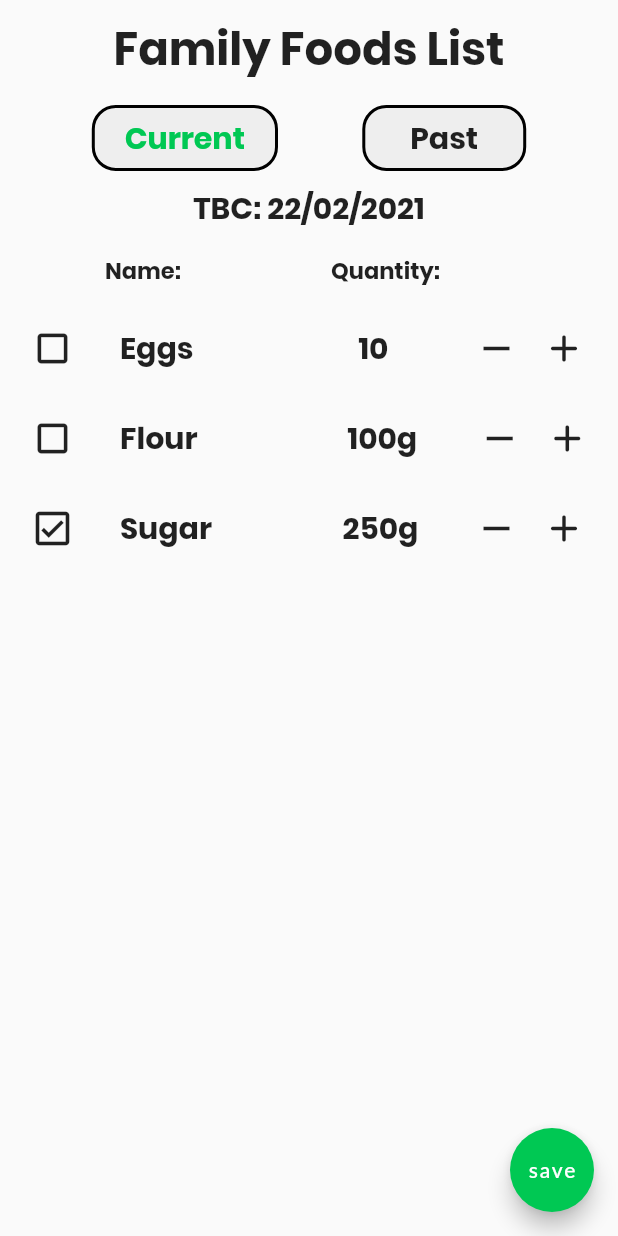
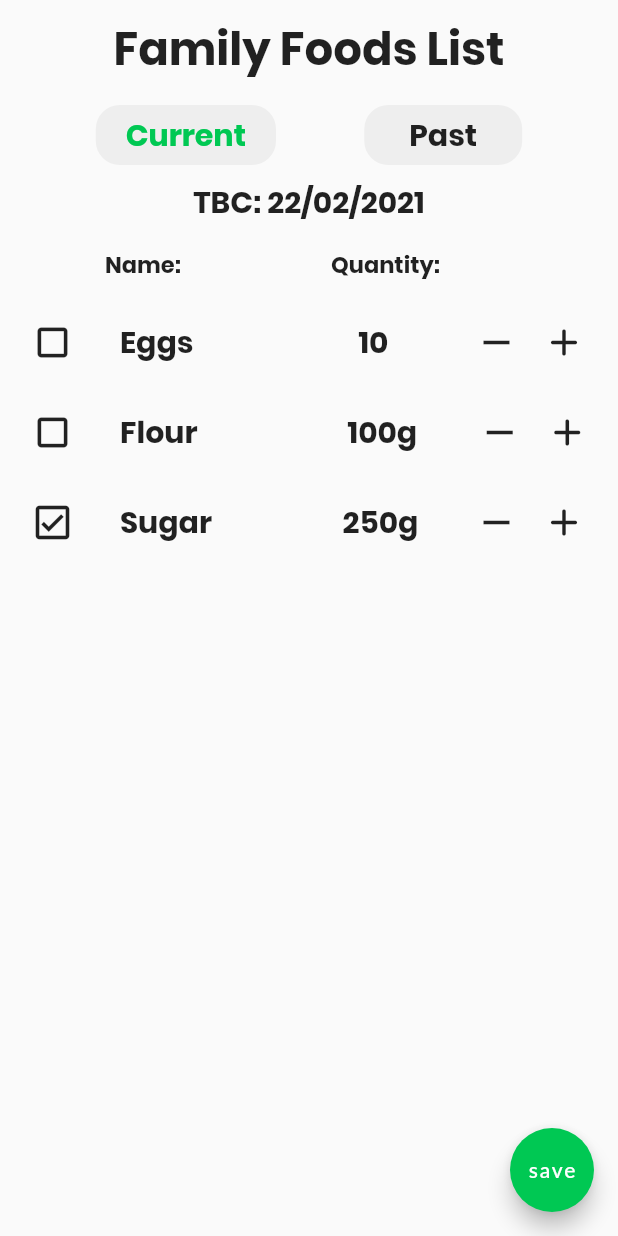
Before and after one commit to blankshiro/CS206-Procery, a Flutter app: the GLItemPage screen opened directly, on a phone screen of 412 x 824 dp. Run offline on Flutter 3.47's test engine with Material 2 defaults, Android fonts, the phone set to English and light mode, and no system bars; our stand-ins replace auto_route, google_fonts, hive, page_transition, table_calendar; accounts and stored records are empty; generated files the repository leaves out were written again; Roboto replaces fonts that are missing (Lato).

```diff
--- a/lib/src/screens/grocerylist/GLItemsPage.dart
+++ b/lib/src/screens/grocerylist/GLItemsPage.dart
@@ -40,10 +40,6 @@ class GLItemPage extends StatelessWidget {
                   padding: EdgeInsets.fromLTRB(20, 5, 20, 5),
                   decoration: BoxDecoration(
                     color: Colors.grey[200],
-                    border: Border.all(
-                      color: Colors.black,
-                      width: 2,
-                    ),
                     borderRadius: BorderRadius.only(
                       topLeft: Radius.circular(16.0),
                       topRight: Radius.circular(16.0),
@@ -66,10 +62,6 @@ class GLItemPage extends StatelessWidget {
                   padding: EdgeInsets.fromLTRB(30, 5, 30, 5),
                   decoration: BoxDecoration(
                     color: Colors.grey[200],
-                    border: Border.all(
-                      color: Colors.black,
-                      width: 2,
-                    ),
                     borderRadius: BorderRadius.only(
                       topLeft: Radius.circular(16.0),
                       topRight: Radius.circular(16.0),
```
Also changed, not shown: lib/src/screens/grocerylist/GLAddPage.dart (+7 -9 lines), lib/src/screens/grocerylist/GLCurrentPage.dart (+14 -2 lines), lib/src/screens/grocerylist/GLPastPage.dart (+7 -1 lines), 1 other file.
